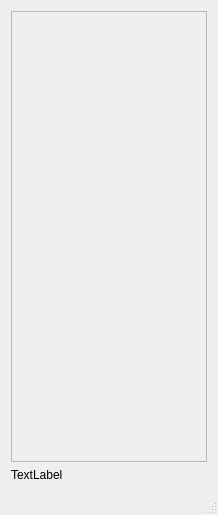
ThomasQuentin1/CPP_babel_2018, file client/src/Graphic/loggedwindow.ui: the form before one commit.
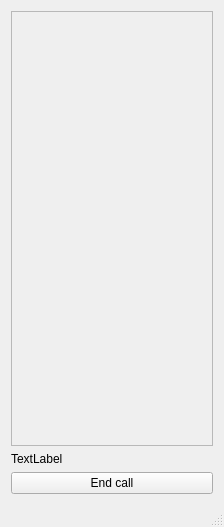
The form after the commit.

Commit message: get contacts online better and maybe a button to end call

What changed in the file:
```diff
--- a/client/src/Graphic/loggedwindow.ui
+++ b/client/src/Graphic/loggedwindow.ui
@@ -6,8 +6,8 @@
    <rect>
     <x>0</x>
     <y>0</y>
-    <width>218</width>
-    <height>515</height>
+    <width>224</width>
+    <height>527</height>
    </rect>
   </property>
   <property name="windowTitle">
@@ -25,8 +25,8 @@
         <rect>
          <x>0</x>
          <y>0</y>
-         <width>198</width>
-         <height>450</height>
+         <width>204</width>
+         <height>431</height>
         </rect>
        </property>
       </widget>
@@ -39,6 +39,13 @@
       </property>
      </widget>
     </item>
+    <item row="2" column="0">
+     <widget class="QPushButton" name="endCallButton">
+      <property name="text">
+       <string>End call</string>
+      </property>
+     </widget>
+    </item>
    </layout>
   </widget>
   <widget class="QStatusBar" name="statusBar"/>
```
The commit also changes 4 other files.
